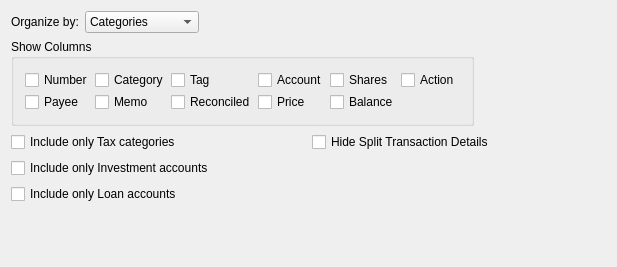
Qt form kmymoney/widgets/kmymoneyreportconfigtab3decl.ui (KDE/kmymoney) before a commit.
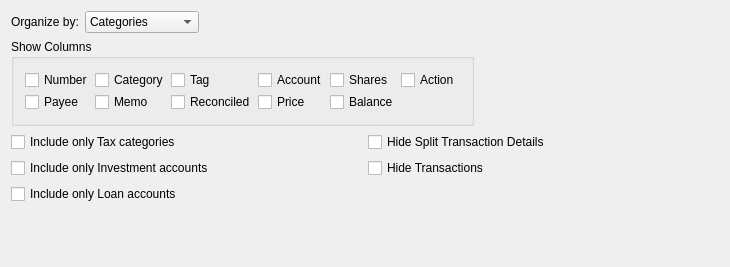
The same form after that commit. Custom widgets are drawn as their Qt base class.

Commit message:
Add hide transactions for reports
BUG:344172
FIXED-IN:5.0

```diff
--- a/kmymoney/widgets/kmymoneyreportconfigtab3decl.ui
+++ b/kmymoney/widgets/kmymoneyreportconfigtab3decl.ui
@@ -9,14 +9,12 @@
       <rect>
         <x>0</x>
         <y>0</y>
-        <width>617</width>
+    <width>730</width>
         <height>267</height>
       </rect>
     </property>
     <property name="sizePolicy">
-      <sizepolicy>
-        <hsizetype>1</hsizetype>
-        <vsizetype>1</vsizetype>
+   <sizepolicy hsizetype="Minimum" vsizetype="Minimum">
         <horstretch>0</horstretch>
         <verstretch>0</verstretch>
       </sizepolicy>
@@ -383,8 +381,15 @@
               <property name="text">
                 <string>Include only Tax categories</string>
               </property>
-              <property name="toolTip" stdset="0">
-                <string>&lt;p&gt;Check this box to include only those categories which have been marked to &quot;Include on Tax Reports&quot;&lt;/p&gt;</string>
+      </widget>
+     </item>
+     <item row="1" column="1">
+      <widget class="QCheckBox" name="m_checkHideTransactions">
+       <property name="toolTip">
+        <string>Do not display the transactions, leaving only totals displayed.</string>
+       </property>
+       <property name="text">
+        <string>Hide Transactions</string>
               </property>
             </widget>
           </item>
```
Left out of the diff: 345 changed lines with no effect on the pictures. Lines whose indentation alone changed are shown as unchanged. The commit also changes 7 other files.
